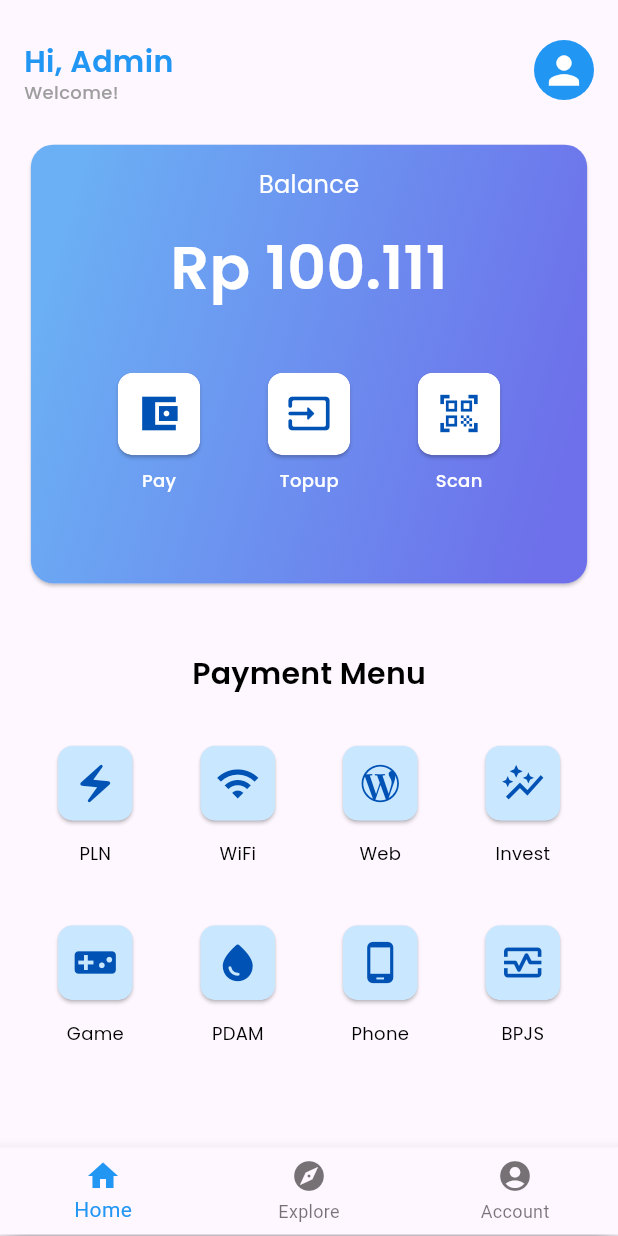
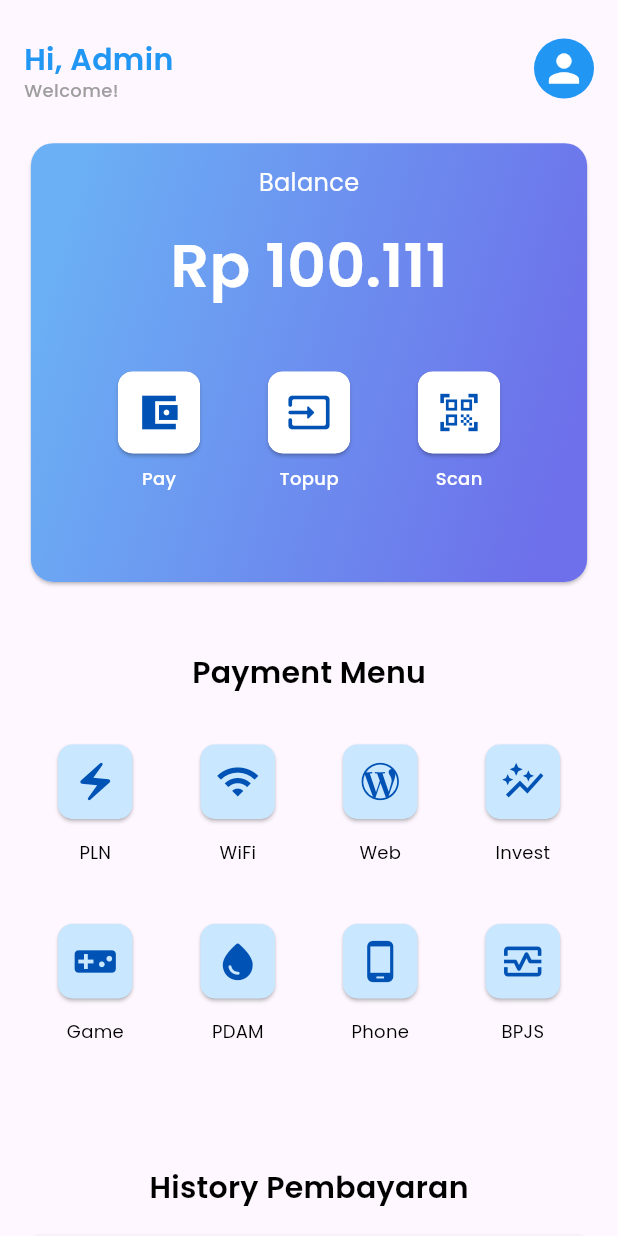
Before and after one commit to zelphyx/dooit, a Flutter app: the screen it shows after launch, on a phone screen of 412 x 824 dp. Run offline on Flutter 3.47's test engine with Material 3 defaults, Android fonts, the phone set to English and light mode, and no system bars; our stand-ins replace get.

Commit message:
first commit

```diff
--- a/lib/main.dart
+++ b/lib/main.dart
@@ -1,4 +1,5 @@
 import 'package:dooit/binding/binding.dart';
+import 'package:dooit/main/homepage.dart';
 import 'package:flutter/material.dart';
 import 'package:get/get.dart';
 import 'main/tabbarbawah.dart';
@@ -21,7 +22,7 @@ class MyApp extends StatelessWidget {
         useMaterial3: true,
       ),
       initialBinding: controllerbind(),
-      home: Homepage(),
+      home: homepage(),
       debugShowCheckedModeBanner: false,
     );
   }
--- a/lib/main/homepage.dart
+++ b/lib/main/homepage.dart
@@ -78,13 +78,7 @@ class homepage extends GetView<textcontroller> {
           PurchaseHistoryItem(iconData: Icons.shopping_bag, productName: 'Baju Batik', price: 1500, date: '12-09-2021'),
           SizedBox(height: MediaQuery.of(context).size.height * 0.09),
                   ],
-
       ),
-
     );
   }
 }
-
-class paymentmenu {final IconData iconData;final String text;
-  paymentmenu({required this.iconData, required this.text});
-}
--- a/lib/main/paymentmenu.dart
+++ b/lib/main/paymentmenu.dart
@@ -90,7 +90,7 @@ Widget buildPaymentMenu(BuildContext context) {
                 children: List<Widget>.generate(numColumns, (colIndex) {
                   final index = rowIndex * numColumns + colIndex;
                   if (index >= paymentMenuItems.length) {
-                    return SizedBox(); // Jika sudah tidak ada item lagi
+                    return SizedBox();
                   }
                   final menuItem = paymentMenuItems[index];
                   return Expanded(
--- a/lib/main/tabbarbawah.dart
+++ /dev/null
@@ -1,85 +0,0 @@
-import 'package:dooit/main/homepage.dart';
-import 'package:flutter/material.dart';
-import 'package:get/get.dart';
-import 'package:dooit/empty/explore.dart';
-import '../empty/accdetail.dart';
-
-
-void main() {
-  runApp(MyApp());
-}
-
-class MyApp extends StatelessWidget {
-  @override
-  Widget build(BuildContext context) {
-    return GetMaterialApp(
-      title: 'My App',
-      theme: ThemeData(
-        primarySwatch: Colors.blue,
-      ),
-      home: Homepage(),
-    );
-  }
-}
-
-class Homepage extends StatefulWidget {
-  const Homepage({Key? key}) : super(key: key);
-
-  @override
-  _HomepageState createState() => _HomepageState();
-}
-
-class _HomepageState extends State<Homepage> {
-  int _currentIndex = 0;
-
-  final List<Widget> _pages = [
-    homepage(),
-    explore(),
-    acc()
-  ];
-
-  @override
-  Widget build(BuildContext context) {
-    return Scaffold(
-      body: Padding(
-        padding: EdgeInsets.symmetric( vertical: 1.0),
-        child:
-      Column(
-        children: [
-          Expanded(
-            child: _pages[_currentIndex],
-          ),
-          BottomNavigationBar(
-            selectedItemColor: Colors.blue,
-
-            currentIndex: _currentIndex,
-            onTap: (index) {
-              setState(() {
-                _currentIndex = index;
-              });
-            },
-            items: [
-              BottomNavigationBarItem(
-
-                icon: Icon(Icons.home),
-                label: 'Home',
-              ),
-              BottomNavigationBarItem(
-                icon: Icon(Icons.explore),
-                label: 'Explore',
-              ),
-              BottomNavigationBarItem(
-                icon: Icon(Icons.account_circle),
-                label: 'Account',
-              ),
-
-            ],
-
-          ),
-
-        ],
-      ),
-      )
-    );
-  }
-}
--- a/pubspec.yaml
+++ b/pubspec.yaml
@@ -47,6 +47,7 @@ dev_dependencies:
   # package. See that file for information about deactivating specific lint
   # rules and activating additional ones.
   flutter_lints: ^2.0.0
+  google_nav_bar:
 
 # For information on the generic Dart part of this file, see the
 # following page: https://dart.dev/tools/pub/pubspec
```
Also changed, not shown: pubspec.lock.
